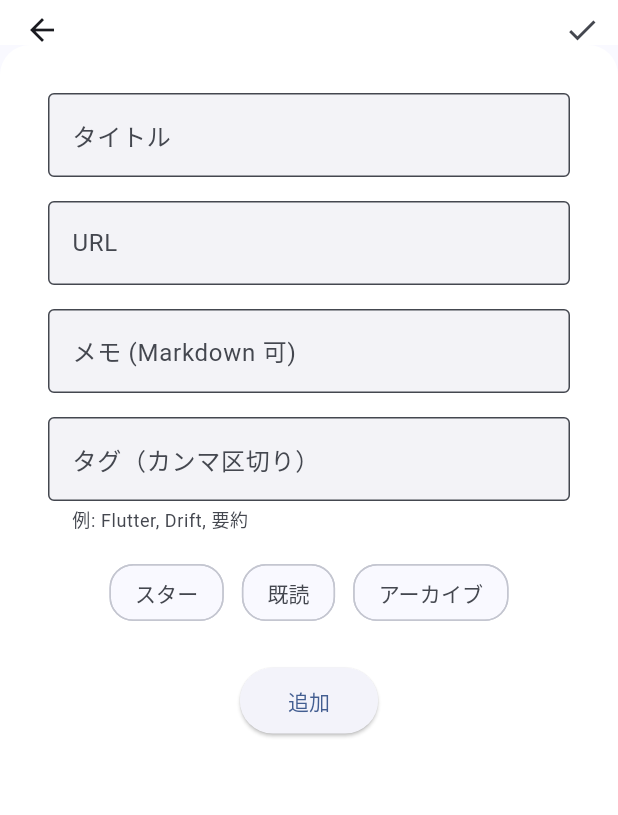
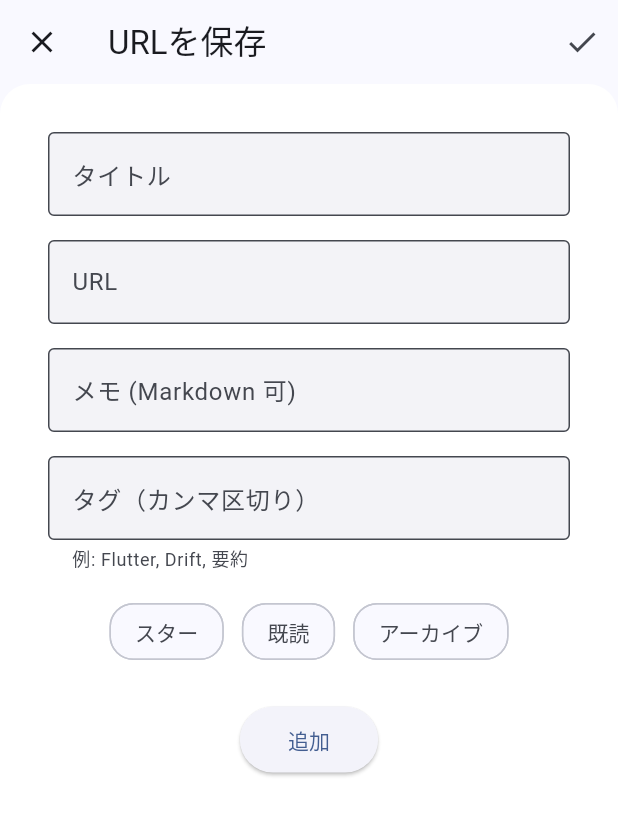
Before and after one commit to kmkm92/url_manager, a Flutter app: the AddUrlFormView screen opened directly, on a phone screen of 412 x 824 dp. Shown: the top 815 px of the screen. Run offline on Flutter 3.47's test engine with Material 3 defaults, Android fonts, the phone set to English and light mode, and no system bars; our stand-ins replace drift, flutter_markdown, flutter_riverpod, flutter_screenutil, share_plus, shared_preferences; missing offline and left inert: receive_sharing_intent; accounts and stored records are empty; generated files the repository leaves out were written again.

Commit message:
Update URL add view app bar

```diff
--- a/lib/views/url_add_view.dart
+++ b/lib/views/url_add_view.dart
@@ -53,19 +53,24 @@ class _AddUrlFormViewState extends ConsumerState<AddUrlFormView> {
 
   @override
   Widget build(BuildContext context) {
+    final colorScheme = Theme.of(context).colorScheme;
+
     return Scaffold(
-      appBar: PreferredSize(
-        preferredSize: Size.fromHeight(30.0),
-        child: AppBar(
-          backgroundColor: Colors.white,
-          elevation: 0,
-          actions: [
-            IconButton(
-              icon: Icon(Icons.check),
-              onPressed: _addOrUpdateUrl,
-            ),
-          ],
+      appBar: AppBar(
+        backgroundColor: colorScheme.surface,
+        surfaceTintColor: colorScheme.surface,
+        elevation: 0,
+        title: const Text('URLを保存'),
+        leading: IconButton(
+          icon: const Icon(Icons.close),
+          onPressed: () => Navigator.of(context).maybePop(),
         ),
+        actions: [
+          IconButton(
+            icon: const Icon(Icons.check),
+            onPressed: _addOrUpdateUrl,
+          ),
+        ],
       ),
       body: GestureDetector(
         onTap: () {
```
